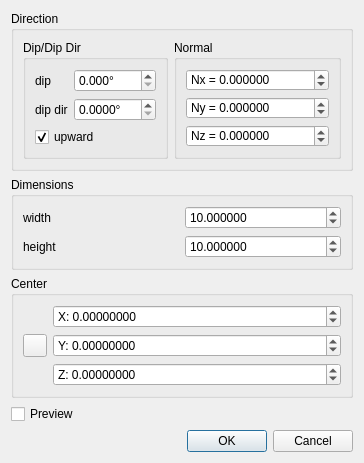
First picture: the form in qCC/ui_templates/bdrPlaneEditorDlg.ui, repository CloudCompare/CloudCompare, before the edit.
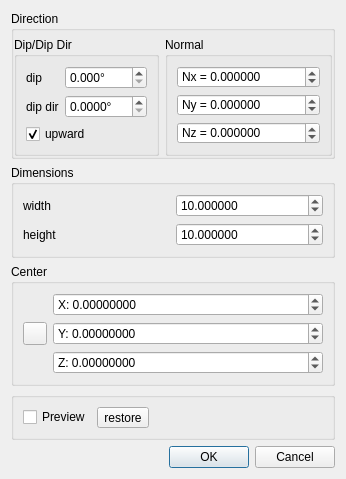
Second picture: the form after the edit. Icons and pictures are not drawn.

Commit message: plane edit dlg

Diff of the .ui file:
```diff
--- a/qCC/ui_templates/bdrPlaneEditorDlg.ui
+++ b/qCC/ui_templates/bdrPlaneEditorDlg.ui
@@ -7,7 +7,7 @@
     <x>0</x>
     <y>0</y>
     <width>331</width>
-    <height>386</height>
+    <height>419</height>
    </rect>
   </property>
   <property name="sizePolicy">
@@ -29,6 +29,18 @@
       <bool>true</bool>
      </property>
      <layout class="QHBoxLayout" name="horizontalLayout_2">
+      <property name="leftMargin">
+       <number>0</number>
+      </property>
+      <property name="topMargin">
+       <number>6</number>
+      </property>
+      <property name="rightMargin">
+       <number>0</number>
+      </property>
+      <property name="bottomMargin">
+       <number>0</number>
+      </property>
       <item>
        <widget class="QGroupBox" name="groupBox">
         <property name="sizePolicy">
@@ -40,6 +52,12 @@
         <property name="title">
          <string>Dip/Dip Dir</string>
         </property>
+        <property name="flat">
+         <bool>false</bool>
+        </property>
+        <property name="checkable">
+         <bool>false</bool>
+        </property>
         <layout class="QFormLayout" name="formLayout">
          <item row="0" column="0">
           <widget class="QLabel" name="label_3">
@@ -320,10 +338,35 @@
     </widget>
    </item>
    <item>
-    <widget class="QCheckBox" name="previewCheckBox">
-     <property name="text">
-      <string>Preview</string>
+    <widget class="QGroupBox" name="groupBox_3">
+     <property name="title">
+      <string/>
      </property>
+     <property name="flat">
+      <bool>true</bool>
+     </property>
+     <layout class="QFormLayout" name="formLayout_2">
+      <item row="0" column="0">
+       <widget class="QCheckBox" name="previewCheckBox">
+        <property name="sizePolicy">
+         <sizepolicy hsizetype="Preferred" vsizetype="Fixed">
+          <horstretch>0</horstretch>
+          <verstretch>0</verstretch>
+         </sizepolicy>
+        </property>
+        <property name="text">
+         <string>Preview</string>
+        </property>
+       </widget>
+      </item>
+      <item row="0" column="1">
+       <widget class="QToolButton" name="restoreToolButton">
+        <property name="text">
+         <string>restore</string>
+        </property>
+       </widget>
+      </item>
+     </layout>
     </widget>
    </item>
    <item>
```
The commit also changes 3 other files.
